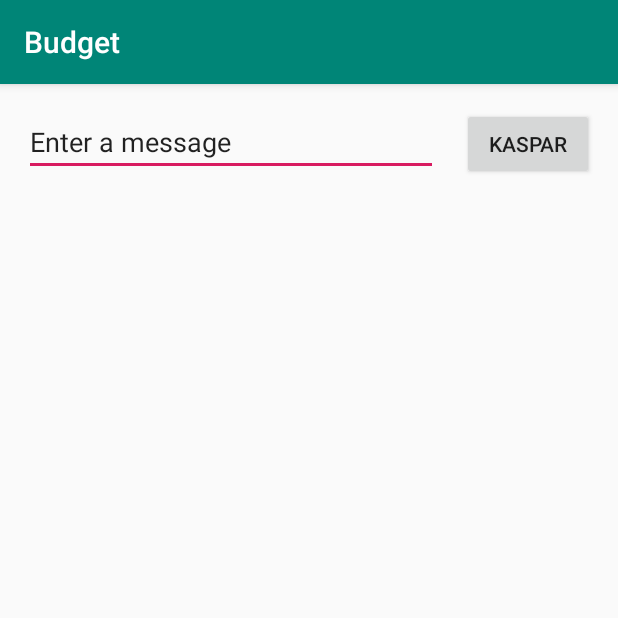
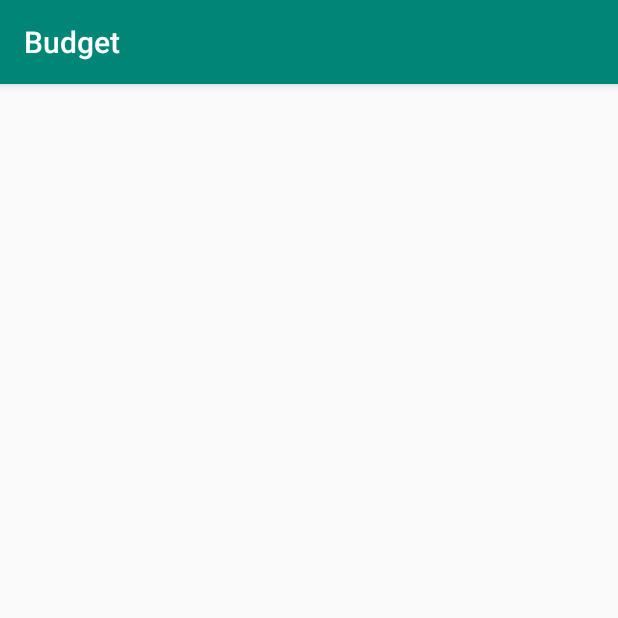
Before and after one commit to Kelvin5360/budget_android_app, an Android app: the screen it shows after launch (MainActivity), on a phone screen of 412 x 824 dp, the top half of it. Run offline under Robolectric (Android 15) with nearby library versions, the phone set to English and light mode, and no system bars.

Commit message:
empty layout to prepare adding buttons

```diff
--- a/app/src/main/AndroidManifest.xml
+++ b/app/src/main/AndroidManifest.xml
@@ -16,7 +16,10 @@
                 <category android:name="android.intent.category.LAUNCHER"/>
             </intent-filter>
         </activity>
-        <activity android:name=".DisplayMessageActivity">
+        <activity android:name=".DisplayMessageActivity" android:parentActivityName=".MainActivity">
+            <meta-data
+                    android:name="android.support.PARENT_ACTIVITY"
+                    android:value=".MainActivity" />
         </activity>
     </application>
 
--- a/app/src/main/java/com/kelvin5360/budget/DisplayMessageActivity.kt
+++ b/app/src/main/java/com/kelvin5360/budget/DisplayMessageActivity.kt
@@ -2,11 +2,16 @@ package com.kelvin5360.budget
 
 import android.support.v7.app.AppCompatActivity
 import android.os.Bundle
+import android.widget.TextView
 
 class DisplayMessageActivity : AppCompatActivity() {
 
     override fun onCreate(savedInstanceState: Bundle?) {
         super.onCreate(savedInstanceState)
         setContentView(R.layout.activity_display_message)
+        val message = intent.getStringExtra(EXTRA_MESSAGE)
+        val textView = findViewById<TextView>(R.id.textView).apply {
+            text = message
+        }
     }
 }
--- a/app/src/main/res/layout/activity_display_message.xml
+++ b/app/src/main/res/layout/activity_display_message.xml
@@ -7,4 +7,10 @@
         android:layout_height="match_parent"
         tools:context=".DisplayMessageActivity">
 
+    <TextView
+            android:text="TextView"
+            android:layout_width="wrap_content"
+            android:layout_height="wrap_content"
+            android:id="@+id/textView" android:layout_marginTop="16dp" app:layout_constraintEnd_toEndOf="parent"
+            app:layout_constraintTop_toTopOf="parent" app:layout_constraintStart_toStartOf="parent"/>
 </android.support.constraint.ConstraintLayout>
--- a/app/src/main/res/layout/activity_main.xml
+++ b/app/src/main/res/layout/activity_main.xml
@@ -7,22 +7,4 @@
         android:layout_height="match_parent"
         tools:context=".MainActivity">
 
-    <EditText
-            android:layout_width="0dp"
-            android:layout_height="wrap_content"
-            android:inputType="textPersonName"
-            android:text="@string/edit_message"
-            android:ems="10"
-            android:id="@+id/editText" android:layout_marginTop="16dp"
-            app:layout_constraintTop_toTopOf="parent" android:layout_marginStart="16dp"
-            app:layout_constraintStart_toStartOf="parent" app:layout_constraintHorizontal_bias="0.5"
-            app:layout_constraintEnd_toStartOf="@+id/button"/>
-    <Button
-            android:text="@string/button_send"
-            android:layout_width="wrap_content"
-            android:layout_height="wrap_content"
-            android:id="@+id/button" app:layout_constraintStart_toEndOf="@+id/editText"
-            android:layout_marginStart="16dp" app:layout_constraintBaseline_toBaselineOf="@+id/editText"
-            app:layout_constraintHorizontal_bias="0.5" app:layout_constraintEnd_toEndOf="parent"
-            android:layout_marginEnd="16dp" android:onClick="sendMessage"/>
 </android.support.constraint.ConstraintLayout>
```
